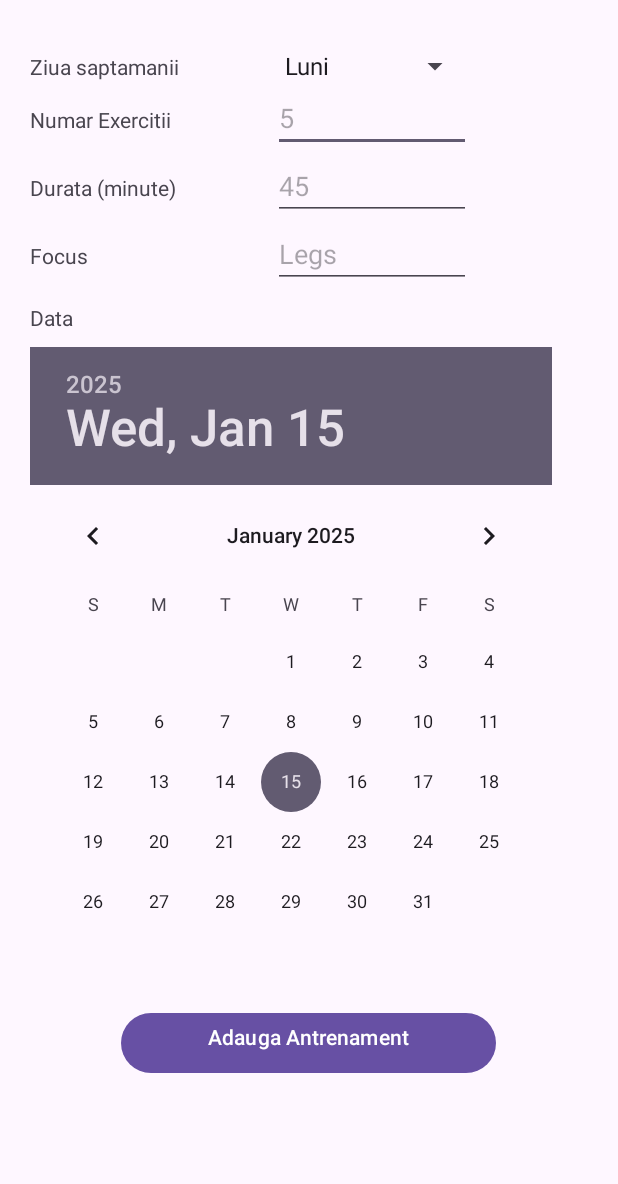
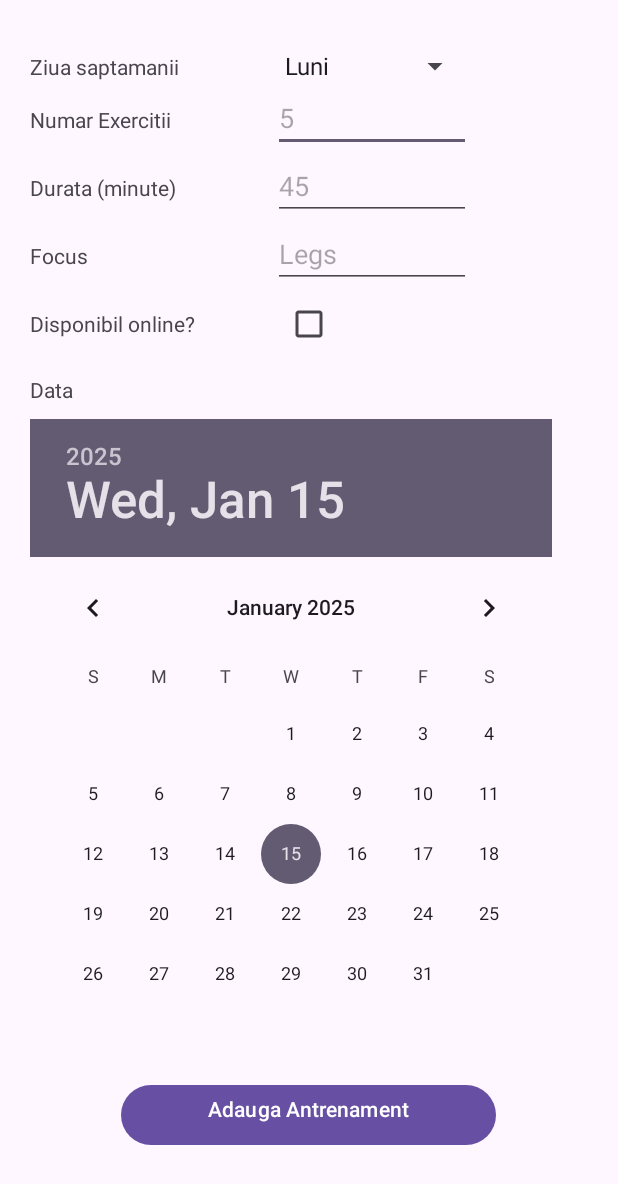
Before and after one commit to aly2705/Simion_Alexandra_ActivitateDAM2024, an Android app: the screen it shows after launch (AdaugaAntrenament), after a tap on "Adauga Antrenament", on a phone screen of 412 x 824 dp. Shown: the top 1184 px of the screen. Run offline under Robolectric (Android 15) with nearby library versions, the phone set to English and light mode, and no system bars; our stand-ins replace Firebase (no records; nobody signed in at launch, a user with empty details on screens opened directly), Room's generated code.

Commit message:
adaugare cod lab 12

```diff
--- a/Seminar4/app/build.gradle.kts
+++ b/Seminar4/app/build.gradle.kts
@@ -1,6 +1,7 @@
 plugins {
     alias(libs.plugins.android.application)
     alias(libs.plugins.kotlin.android)
+    alias(libs.plugins.google.gms.google.services)
 }
 
 android {
@@ -42,6 +43,7 @@ dependencies {
     implementation(libs.activity)
     implementation(libs.constraintlayout)
     implementation(libs.core.ktx)
+    implementation(libs.firebase.database)
     testImplementation(libs.junit)
     androidTestImplementation(libs.ext.junit)
     androidTestImplementation(libs.espresso.core)
--- a/Seminar4/app/src/main/java/com/example/myapplication/AdaugaAntrenament.java
+++ b/Seminar4/app/src/main/java/com/example/myapplication/AdaugaAntrenament.java
@@ -3,7 +3,9 @@ package com.example.myapplication;
 import android.content.Intent;
 import android.content.SharedPreferences;
 import android.os.Bundle;
+import android.util.Log;
 import android.widget.Button;
+import android.widget.CheckBox;
 import android.widget.DatePicker;
 import android.widget.EditText;
 import android.widget.Spinner;
@@ -15,6 +17,9 @@ import androidx.core.graphics.Insets;
 import androidx.core.view.ViewCompat;
 import androidx.core.view.WindowInsetsCompat;
 import androidx.room.Room;
+
+import com.google.firebase.database.DatabaseReference;
+import com.google.firebase.database.FirebaseDatabase;
 
 import java.io.BufferedOutputStream;
 import java.io.BufferedWriter;
@@ -58,6 +63,8 @@ public class AdaugaAntrenament extends AppCompatActivity {
             etFocus.setText(a.getFocus());
             dp.init(a.getData().getYear(), a.getData().getMonth(), a.getData().getDate(), null);
         }
+        FirebaseDatabase databaseFB = FirebaseDatabase.getInstance();
+        DatabaseReference myRef = databaseFB.getReference("");
 
         database = Room.databaseBuilder(getApplicationContext(), AntrenamentDatabase.class, "AntrenamentDatabase").build();
 
@@ -79,6 +86,13 @@ public class AdaugaAntrenament extends AppCompatActivity {
             Date data = new Date(dp.getYear(), dp.getMonth(), dp.getDayOfMonth());
 
             Antrenament antrenament = new Antrenament(nrExercitii, zi, minute, focus, data);
+
+            CheckBox cb = findViewById(R.id.checkOnline);
+            if(cb.isChecked()){
+                Log.d("buggy debuggy", "Hello i guess");
+                Toast.makeText(getApplicationContext(), antrenament.toString(), Toast.LENGTH_SHORT).show();
+                myRef.child("antrenamente").child(String.valueOf(antrenament.getId())).setValue(antrenament);
+            }
 
             Executor executor = Executors.newSingleThreadExecutor();
             executor.execute(new Runnable() {
--- a/Seminar4/app/src/main/java/com/example/myapplication/MainActivity.java
+++ b/Seminar4/app/src/main/java/com/example/myapplication/MainActivity.java
@@ -9,11 +9,18 @@ import android.widget.Button;
 import android.widget.Toast;
 
 import androidx.activity.EdgeToEdge;
+import androidx.annotation.NonNull;
 import androidx.annotation.Nullable;
 import androidx.appcompat.app.AppCompatActivity;
 import androidx.core.graphics.Insets;
 import androidx.core.view.ViewCompat;
 import androidx.core.view.WindowInsetsCompat;
+
+import com.google.firebase.database.DataSnapshot;
+import com.google.firebase.database.DatabaseError;
+import com.google.firebase.database.DatabaseReference;
+import com.google.firebase.database.FirebaseDatabase;
+import com.google.firebase.database.ValueEventListener;
 
 import java.util.ArrayList;
 import java.util.List;
@@ -30,6 +37,22 @@ public class MainActivity extends AppCompatActivity {
             Insets systemBars = insets.getInsets(WindowInsetsCompat.Type.systemBars());
             v.setPadding(systemBars.left, systemBars.top, systemBars.right, systemBars.bottom);
             return insets;
+        });
+        // Write a message to the database
+        FirebaseDatabase database = FirebaseDatabase.getInstance();
+        DatabaseReference myRef = database.getReference("message");
+
+        myRef.setValue("Hello, World!");
+        myRef.addValueEventListener(new ValueEventListener() {
+            @Override
+            public void onDataChange(@NonNull DataSnapshot snapshot) {
+                Toast.makeText(MainActivity.this, "S-au facut modificari", Toast.LENGTH_SHORT).show();
+            }
+
+            @Override
+            public void onCancelled(@NonNull DatabaseError error) {
+
+            }
         });
 
         antrenamente = new ArrayList<>();
--- a/Seminar4/app/src/main/res/layout/activity_adauga_antrenament.xml
+++ b/Seminar4/app/src/main/res/layout/activity_adauga_antrenament.xml
@@ -94,6 +94,23 @@
             <LinearLayout
                 android:layout_width="match_parent"
                 android:layout_height="wrap_content"
+                android:paddingHorizontal="20dp">
+
+                <TextView
+                    android:layout_width="132dp"
+                    android:layout_height="wrap_content"
+                    android:text="Disponibil online?"
+                    android:layout_marginEnd="30dp"
+                    />
+                <CheckBox
+                    android:id="@+id/checkOnline"
+                    android:layout_width="wrap_content"
+                    android:layout_height="wrap_content"
+                    />
+            </LinearLayout>
+            <LinearLayout
+                android:layout_width="match_parent"
+                android:layout_height="wrap_content"
                 android:paddingVertical="10dp"
                 android:paddingHorizontal="20dp"
                 android:orientation="vertical">
@@ -112,6 +129,7 @@
                     android:layout_height="wrap_content"
 
                     />
+
             </LinearLayout>
             <Button
                 android:id="@+id/submit_btn"
--- a/Seminar4/build.gradle.kts
+++ b/Seminar4/build.gradle.kts
@@ -2,4 +2,5 @@
 plugins {
     alias(libs.plugins.android.application) apply false
     alias(libs.plugins.kotlin.android) apply false
+    alias(libs.plugins.google.gms.google.services) apply false
 }
--- a/Seminar4/gradle/libs.versions.toml
+++ b/Seminar4/gradle/libs.versions.toml
@@ -9,6 +9,8 @@ activity = "1.8.0"
 constraintlayout = "2.1.4"
 kotlin = "2.1.0"
 coreKtx = "1.15.0"
+googleGmsGoogleServices = "4.4.2"
+firebaseDatabase = "21.0.0"
 
 [libraries]
 junit = { group = "junit", name = "junit", version.ref = "junit" }
@@ -19,7 +21,9 @@ material = { group = "com.google.android.material", name = "material", version.r
 activity = { group = "androidx.activity", name = "activity", version.ref = "activity" }
 constraintlayout = { group = "androidx.constraintlayout", name = "constraintlayout", version.ref = "constraintlayout" }
 core-ktx = { group = "androidx.core", name = "core-ktx", version.ref = "coreKtx" }
+firebase-database = { group = "com.google.firebase", name = "firebase-database", version.ref = "firebaseDatabase" }
 
 [plugins]
 android-application = { id = "com.android.application", version.ref = "agp" }
 kotlin-android = { id = "org.jetbrains.kotlin.android", version.ref = "kotlin" }
+google-gms-google-services = { id = "com.google.gms.google-services", version.ref = "googleGmsGoogleServices" }
```
Lines whose indentation alone changed are shown as unchanged.
